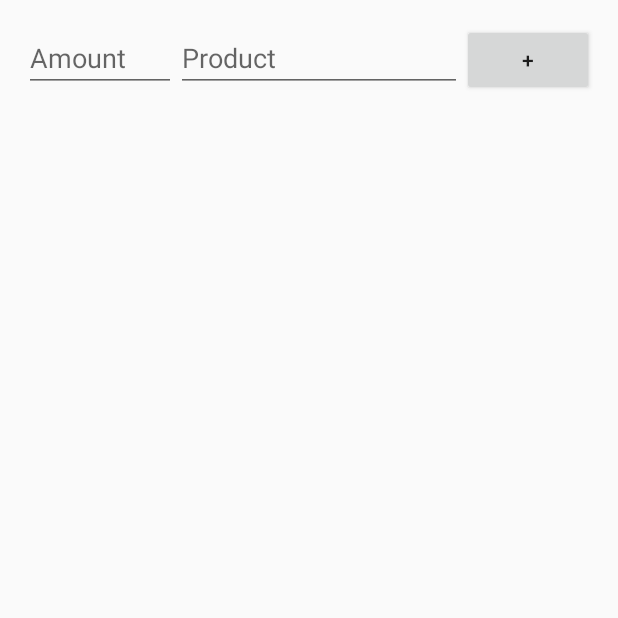
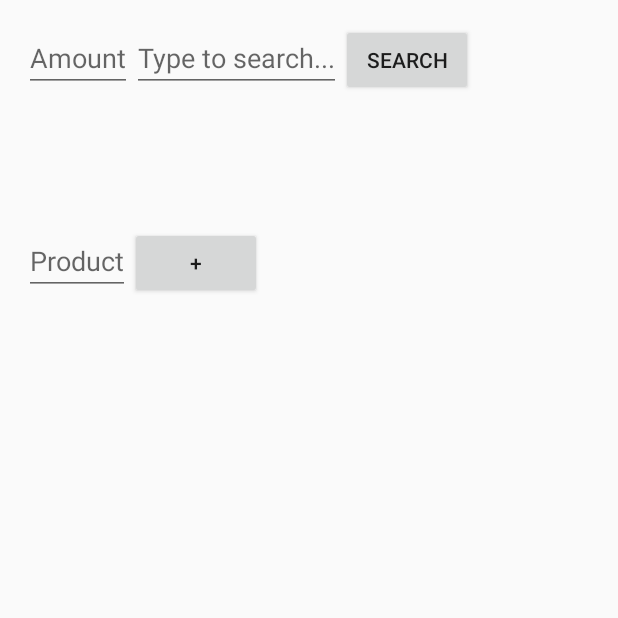
Before and after one commit to jan-xyz/ProductScanner, an Android app: the screen it shows after launch (DataBaseActivity), on a phone screen of 412 x 824 dp, the top half of it. Run offline under Robolectric (Android 15) with nearby library versions, the phone set to English and light mode, and no system bars; our stand-ins replace Volley.

Commit message:
merge ListActivity into DataBaseActivity for better coordination

```diff
--- a/app/src/main/java/com/aaaaaab/shopnavigator/DataBaseActivity.java
+++ b/app/src/main/java/com/aaaaaab/shopnavigator/DataBaseActivity.java
@@ -1,31 +1,51 @@
 package com.aaaaaab.shopnavigator;
 
 import android.app.Activity;
+import android.content.Intent;
 import android.os.Bundle;
-import android.support.v7.app.AppCompatActivity;
+import android.text.Editable;
 import android.util.Log;
 import android.view.Menu;
 import android.view.MenuItem;
 import android.view.View;
 import android.widget.ArrayAdapter;
 import android.widget.ListView;
+
+import java.util.ArrayList;
 import java.util.List;
 import android.util.SparseBooleanArray;
 import android.view.ActionMode;
 import android.widget.AbsListView;
 import android.view.inputmethod.InputMethodManager;
 import android.text.TextUtils;
-import android.view.View;
 import android.widget.Button;
 import android.widget.EditText;
 
+import com.android.volley.Request;
+import com.android.volley.RequestQueue;
+import com.android.volley.Response;
+import com.android.volley.VolleyError;
+import com.android.volley.toolbox.StringRequest;
+import com.android.volley.toolbox.Volley;
+
+import org.json.JSONArray;
+import org.json.JSONException;
+
 public class DataBaseActivity extends Activity {
 
-//    @Override
-//    protected void onCreate(Bundle savedInstanceState) {
-//        super.onCreate(savedInstanceState);
-//        setContentView(R.layout.activity_data_base);
-//    }
+    private EditText editText;
+    private ListView listView;
+    private ArrayAdapter listViewAdapter;
+    private ArrayList<Editable> list;
+    private RequestQueue queue;
+
+    String url ="https://api.siroop.ch/product/search/?query=";
+    String limit = "&limit=3";
+    String apiKey = "&apikey=f246b0749fa7484e81d387a471ad67aa";
+
+
+    //LIST OF ARRAY STRINGS WHICH WILL SERVE AS LIST ITEMS
+    ArrayList<String> listItems=new ArrayList<String>();
 
     public static final String LOG_TAG = DataBaseActivity.class.getSimpleName();
 
@@ -36,27 +56,20 @@ public class DataBaseActivity extends Activity {
         super.onCreate(savedInstanceState);
         setContentView(R.layout.activity_data_base);
 
-//        ShoppingMemo testMemo = new ShoppingMemo("Apples", 5, 102);
-//        Log.d(LOG_TAG, "Content of the test memo: " + testMemo.toString());
-//
-//        dataSource = new ShoppingMemoDataSource(this);
+        //Create an EditText widget and add the watcher
+        editText = (EditText) findViewById(R.id.text_search);
 
-//        Log.d(LOG_TAG, "The data source is being opened.");
-//        dataSource.open();
-//
-//        ShoppingMemo shoppingMemo = dataSource.createShoppingMemo("Test products", 2);
-//        Log.d(LOG_TAG, "The following entry has been written to the database:");
-//        Log.d(LOG_TAG, "ID: " + shoppingMemo.getId() + ", Content: " + shoppingMemo.toString());
-//
-//        Log.d(LOG_TAG, "The following entries are in the database:");
-//        showAllListEntries();
-//
-//        Log.d(LOG_TAG, "The data source is being closed.");
-//        dataSource.close();
+        list = new ArrayList<>();
+        listViewAdapter = new ArrayAdapter(this,
+                android.R.layout.simple_list_item_1, list);
+        listView = (ListView) findViewById(R.id.listView2);
+        listView.setAdapter(listViewAdapter);
+
+        queue = Volley.newRequestQueue(this);
         Log.d(LOG_TAG, "The database will be set up.");
         dataSource = new ShoppingMemoDataSource(this);
 
-        activateAddButton();
+        //activateAddButton();
 
         initializeContextualActionBar();
     }
@@ -95,25 +108,8 @@ public class DataBaseActivity extends Activity {
     public void addContent(View view) {
         dataSource.open();
 
-        ShoppingMemo shoppingMemo = dataSource.createShoppingMemo("Test products", 2);
-        Log.d(LOG_TAG, "The following entry has been written to the database:");
-        Log.d(LOG_TAG, "ID: " + shoppingMemo.getId() + ", Content: " + shoppingMemo.toString());
-
-        Log.d(LOG_TAG, "The following entries are in the database:");
-        showAllListEntries();
-
-        Log.d(LOG_TAG, "The data source is being closed.");
-        dataSource.close();
-    }
-
-    private void activateAddButton() {
-        Button buttonAddProduct = (Button) findViewById(R.id.button_add_product);
         final EditText editTextQuantity = (EditText) findViewById(R.id.editText_quantity);
         final EditText editTextProduct = (EditText) findViewById(R.id.editText_product);
-
-        buttonAddProduct.setOnClickListener(new View.OnClickListener() {
-            @Override
-            public void onClick(View v) {
 
         String quantityString = editTextQuantity.getText().toString();
         String product = editTextProduct.getText().toString();
@@ -140,9 +136,8 @@ public class DataBaseActivity extends Activity {
         }
 
         showAllListEntries();
-            }
-        });
 
+        dataSource.close();
     }
 
     private void initializeContextualActionBar() {
@@ -220,4 +215,49 @@ public class DataBaseActivity extends Activity {
 
         return super.onOptionsItemSelected(item);
     }
+
+    public void sendRequest(View view) {
+        listViewAdapter.clear();
+        // assemble reqUrl to receive JSON obj
+        String reqUrl = url + editText.getText() + limit + apiKey;
+
+        StringRequest stringRequest = new StringRequest(Request.Method.GET, reqUrl,
+                new Response.Listener<String>() {
+                    @Override
+                    public void onResponse(String response) {
+
+                        //parse response JSON obj
+                        JSONArray jsonArray = null;
+                        String name = null;
+                        try {
+                            jsonArray = new JSONArray(response);
+                        } catch (JSONException e) {
+                            e.printStackTrace();
                         }
+
+                        for (int i = 0; i < jsonArray.length(); i++) {
+                            try {
+                                listViewAdapter.add(jsonArray.getJSONObject(i).getString("name"));
+                            } catch (JSONException e) {
+                                e.printStackTrace();
+                            }
+                        }
+
+                    }
+                }, new Response.ErrorListener() {
+            @Override
+            public void onErrorResponse(VolleyError error) {
+                listViewAdapter.clear();
+                listViewAdapter.add("Sorry, please try again.");
+            }
+        });
+        // Add the request to the RequestQueue.
+        queue.add(stringRequest);
+    }
+
+    public void startScandit(View view) {
+        // starts the intent that will use the Scandit API to add a product to the shopping list
+        Intent intent = new Intent(this, ScanSuccessful.class);
+        startActivity(intent);
+    }
+}
--- a/app/src/main/res/layout/activity_data_base.xml
+++ b/app/src/main/res/layout/activity_data_base.xml
@@ -1,5 +1,5 @@
 <?xml version="1.0" encoding="utf-8"?>
-<LinearLayout
+<RelativeLayout
     xmlns:android="http://schemas.android.com/apk/res/android"
     xmlns:tools="http://schemas.android.com/tools"
     android:orientation="vertical"
@@ -12,11 +12,20 @@
     tools:context=".MainActivity">
 
     <LinearLayout
-        android:orientation="horizontal"
-        android:layout_width="fill_parent"
+        android:orientation="vertical"
+        android:layout_width="wrap_content"
         android:layout_height="wrap_content"
         android:focusableInTouchMode="true">
 
+        <!-- Jan's Stuff -->
+        <LinearLayout
+            android:orientation="vertical"
+            android:layout_width="wrap_content"
+            android:layout_height="wrap_content">
+            <LinearLayout
+                android:orientation="horizontal"
+                android:layout_width="wrap_content"
+                android:layout_height="wrap_content">
                 <EditText
                     android:layout_width="wrap_content"
                     android:layout_height="wrap_content"
@@ -24,14 +33,48 @@
                     android:inputType="number"
                     android:id="@+id/editText_quantity"
                     android:layout_weight="1" />
+                <EditText android:id="@+id/text_search"
+                    android:layout_width="wrap_content"
+                    android:layout_height="wrap_content"
+                    android:hint="@string/txt_search">
+                </EditText>
+                <Button android:id="@+id/btn_search"
+                    android:layout_width="wrap_content"
+                    android:layout_height="wrap_content"
+                    android:text="@string/btn_search"
+                    android:onClick="sendRequest"/>
+            </LinearLayout>
+            <LinearLayout
+                android:layout_width="wrap_content"
+                android:layout_height="wrap_content">
+                <ListView
+                    android:layout_width="wrap_content"
+                    android:layout_height="wrap_content"
+                    android:id="@+id/listView2"/>
+                <Button android:id="@+id/btn_scan"
+                    android:layout_width="wrap_content"
+                    android:layout_height="wrap_content"
+                    android:text="@string/btn_scan"
+                    android:onClick="startScandit"/>
+            </LinearLayout>
+        </LinearLayout>
 
+        <!-- Patrick's stuff -->
+        <LinearLayout
+            android:orientation="vertical"
+            android:layout_width="fill_parent"
+            android:layout_height="wrap_content"
+            android:focusableInTouchMode="true">
+            <LinearLayout
+                android:orientation="horizontal"
+                android:layout_width="fill_parent"
+                android:layout_height="wrap_content"
+                android:focusableInTouchMode="true">
                 <EditText
                     android:layout_width="wrap_content"
                     android:layout_height="wrap_content"
                     android:hint="@string/editText_hint_product"
-            android:id="@+id/editText_product"
-            android:layout_weight="4" />
-
+                    android:id="@+id/editText_product" />
                 <Button
                     android:layout_width="wrap_content"
                     android:layout_height="wrap_content"
@@ -39,10 +82,11 @@
                     android:id="@+id/button_add_product"
                     android:onClick="addContent" />
             </LinearLayout>
-
             <ListView
                 android:layout_width="match_parent"
                 android:layout_height="wrap_content"
                 android:id="@+id/listview_shopping_memos"
-        android:layout_gravity="center_horizontal" />
+                android:layout_weight="500"/>
         </LinearLayout>
+    </LinearLayout>
+</RelativeLayout>
--- a/app/src/main/res/layout/activity_list2.xml
+++ b/app/src/main/res/layout/activity_list2.xml
@@ -12,7 +12,8 @@
     <LinearLayout
         android:orientation="vertical"
         android:layout_width="wrap_content"
-        android:layout_height="wrap_content">
+        android:layout_height="wrap_content"
+        android:paddingBottom="150pt">
 
         <LinearLayout
             android:orientation="horizontal"
```
Lines whose indentation alone changed are shown as unchanged.
